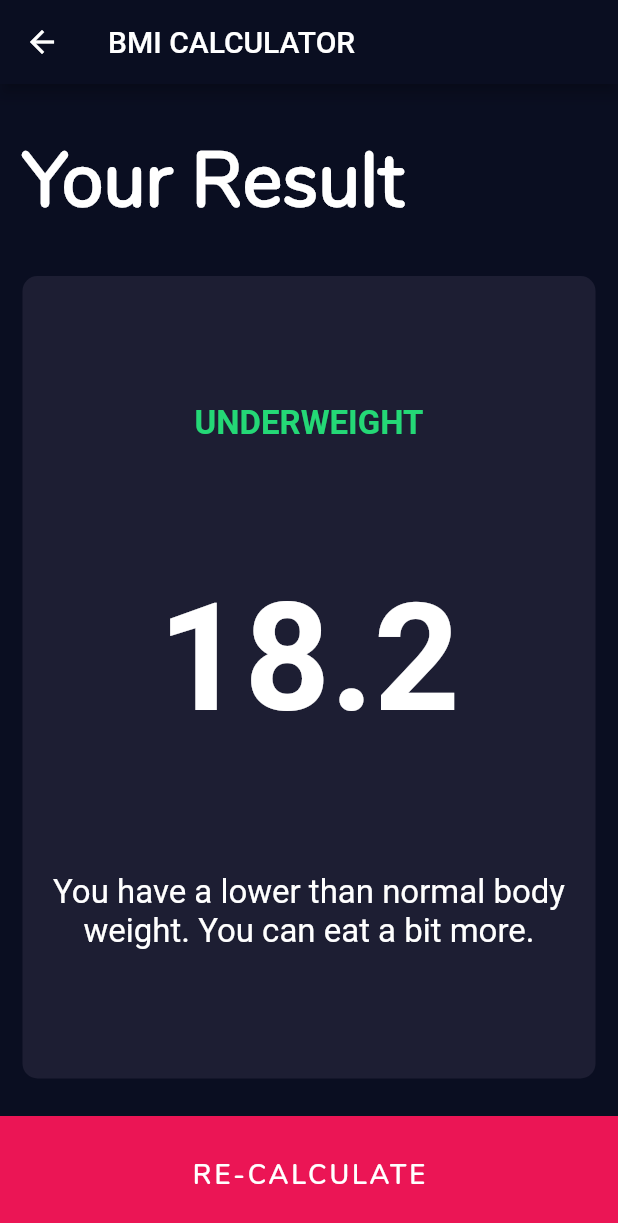
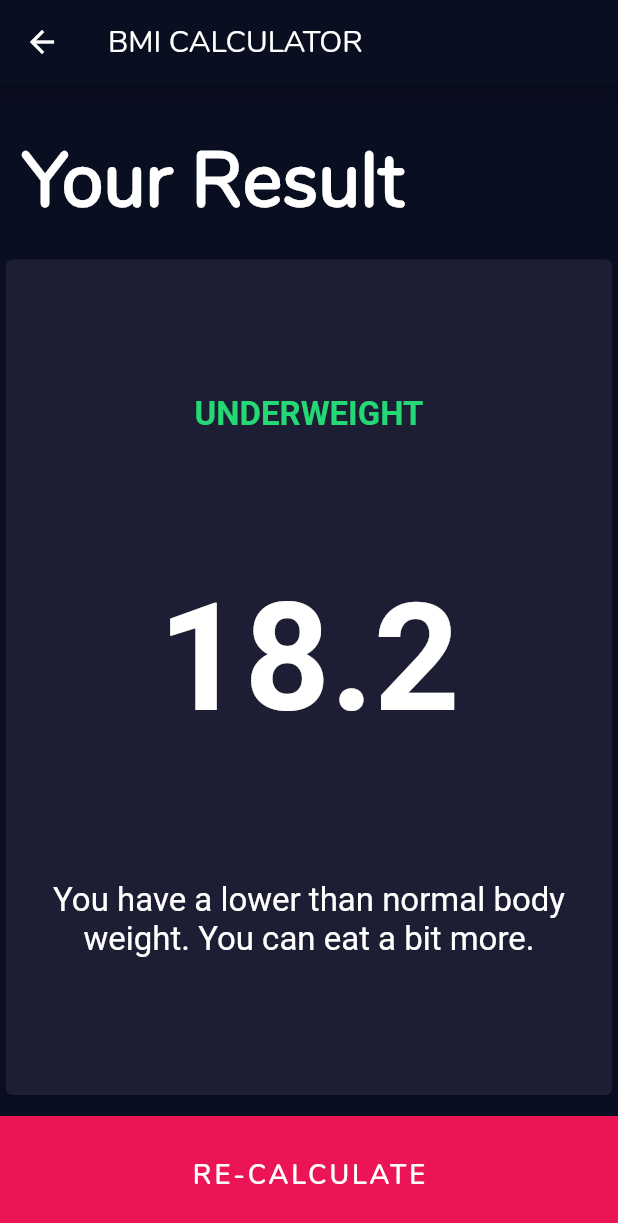
Before and after one commit to piotrek1543/BMI_Calculator_App, a Flutter app: the screen it shows after launch, after a tap on "CALCULATE", on a phone screen of 412 x 824 dp. Shown: the top 1223 px of the screen. Run offline on Flutter 3.47's test engine with Material 2 defaults, Android fonts, the phone set to English and light mode, and no system bars; our stand-ins replace font_awesome_flutter.

Commit message:
Update reusable_card.dart - using Card instead of Container.

```diff
--- a/lib/components/reusable_card.dart
+++ b/lib/components/reusable_card.dart
@@ -11,13 +11,9 @@ class ReusableCard extends StatelessWidget {
   Widget build(BuildContext context) {
     return GestureDetector(
       onTap: onPress,
-      child: Container(
+      child: Card(
         child: cardChild,
-        margin: EdgeInsets.all(15.0),
-        decoration: BoxDecoration(
-          color: color,
-          borderRadius: BorderRadius.circular(10.0),
-        ),
+        color: color,
       ),
     );
   }
--- a/lib/constants.dart
+++ b/lib/constants.dart
@@ -12,7 +12,7 @@ const kResultTextColor = Color(0xFF24D876);
 const kLabelTextColor = Color(0xFF8D8E98);
 
 const kAppBarTextStyle = TextStyle(
-  fontFamily: 'NunitoBold',
+  fontFamily: 'Nunito',
 );
 
 const kLabelTextStyle = TextStyle(
--- a/lib/screens/results_page.dart
+++ b/lib/screens/results_page.dart
@@ -18,7 +18,10 @@ class ResultsPage extends StatelessWidget {
   Widget build(BuildContext context) {
     return Scaffold(
       appBar: AppBar(
-        title: Text('BMI CALCULATOR'),
+        title: Text(
+          'BMI CALCULATOR',
+          style: kAppBarTextStyle,
+        ),
       ),
       body: Column(
         children: <Widget>[
```
